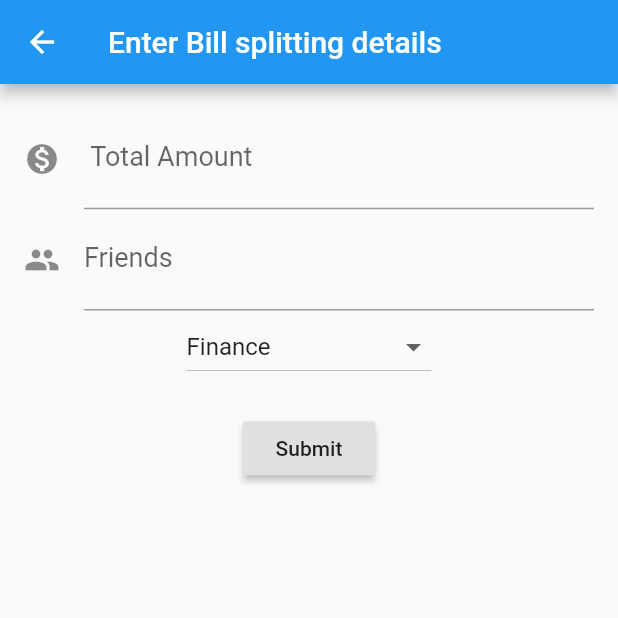
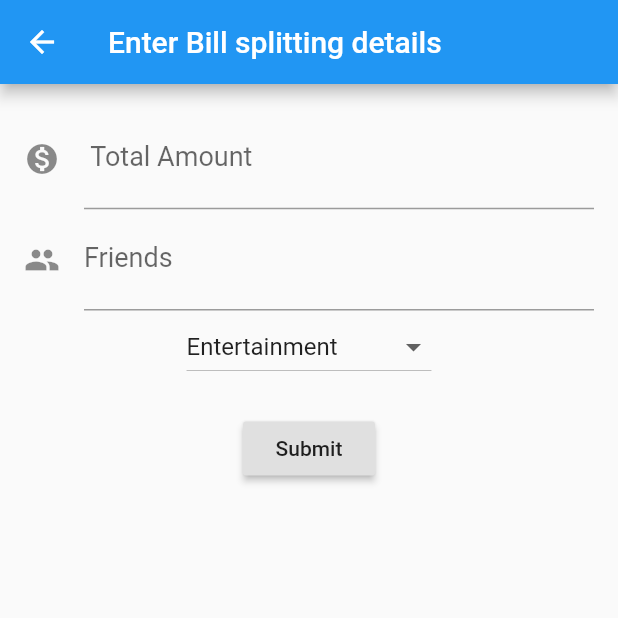
Before and after one commit to joeljohngeorge/designproject, a Flutter app: the Billsplitaddpage screen opened directly, on a phone screen of 412 x 824 dp, the top half of it. Run offline on Flutter 3.47's test engine with Material 2 defaults, Android fonts, the phone set to English and light mode, and no system bars; our stand-ins replace fluttertoast.

Commit message:
Modified dropdown

```diff
--- a/lib/screens/addbillsplit.dart
+++ b/lib/screens/addbillsplit.dart
@@ -7,19 +7,14 @@ class Billsplitaddpage extends StatefulWidget {
 
 class _BillsplitaddpageState extends State<Billsplitaddpage> {
   var _categories = [
-    'Finance',
-     'Education',
-    'Groceries',
-    'Food & Restaurants',
+   'Food & Restaurants',
+    'Transportation',
     'Health',
     'Entertainment',
     'Shopping',
-    'Home & Utilities',
-    'Electricity Bill',
-    'Water Bill',
     'Others'
   ];
-  var _currentitemselected = 'Finance';
+  var _currentitemselected = 'Entertainment';
   final _billamtcon = TextEditingController();
 
   @override
```
